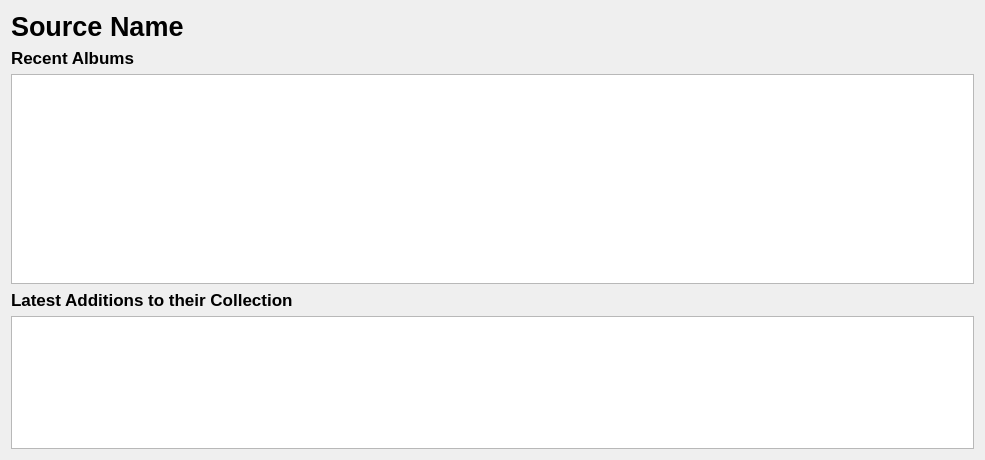
The window that src/infowidgets/sourceinfowidget.ui (tomahawk-player/tomahawk) describes before a commit, drawn with Qt 5.
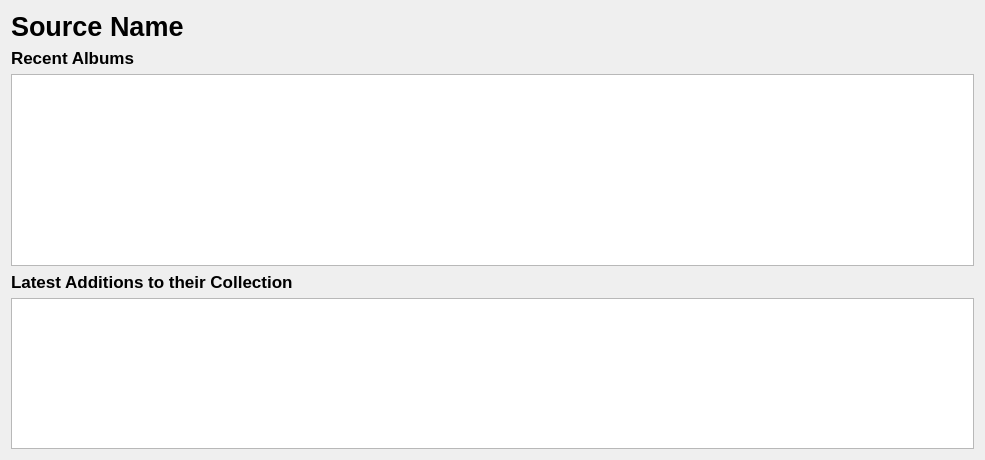
The same window after the commit. Custom widgets are drawn as their Qt base class.

Diff of the .ui file:
```diff
--- a/src/infowidgets/sourceinfowidget.ui
+++ b/src/infowidgets/sourceinfowidget.ui
@@ -55,13 +55,13 @@
        <property name="minimumSize">
         <size>
          <width>0</width>
-         <height>210</height>
+         <height>192</height>
         </size>
        </property>
        <property name="maximumSize">
         <size>
          <width>16777215</width>
-         <height>210</height>
+         <height>192</height>
         </size>
        </property>
       </widget>
```
